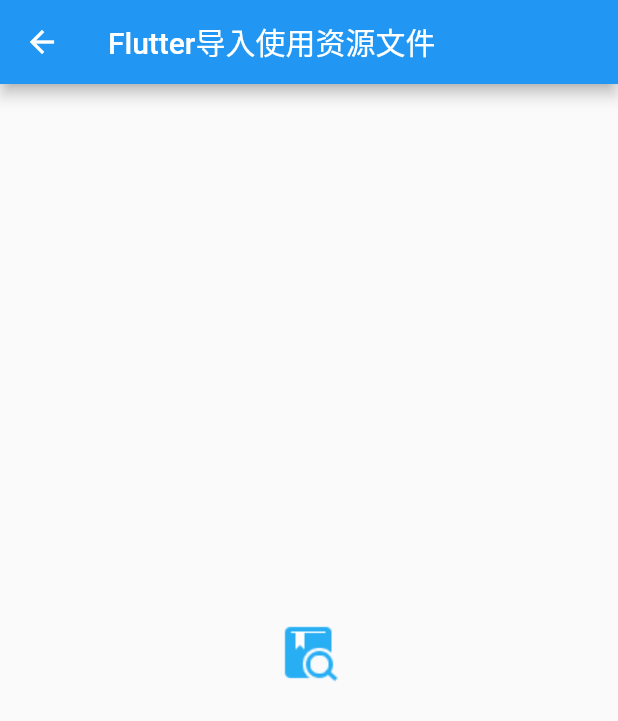
After one commit to helloming86/flutter_demo, a Flutter app: the ResPage screen opened by its route, on a phone screen of 412 x 824 dp. The commit adds this screen. Shown: the top 721 px of the screen. Run offline on Flutter 3.47's test engine with Material 2 defaults, Android fonts, the phone set to English and light mode, and no system bars; missing offline and left inert: flutter_color_plugin.

Commit message:
[feat]Flutter导入使用资源文件

```diff
--- /dev/null
+++ b/lib/demo/res_page.dart
@@ -0,0 +1,37 @@
+import 'package:flutter/cupertino.dart';
+import 'package:flutter/material.dart';
+import 'package:flutter_color_plugin/flutter_color_plugin.dart';
+
+class ResPage extends StatefulWidget {
+  @override
+  _PluginUseState createState() => _PluginUseState();
+}
+
+class _PluginUseState extends State<ResPage> {
+  @override
+  Widget build(BuildContext context) {
+    return Scaffold(
+      appBar: AppBar(
+        title: Text("Flutter导入使用资源文件"),
+        leading: GestureDetector(
+          onTap: () {
+            Navigator.pop(context);
+          },
+          child: Icon(Icons.arrow_back),
+        ),
+      ),
+      body: Center(
+        child: Column(
+          mainAxisAlignment: MainAxisAlignment.center,
+          children: <Widget>[
+            Image(
+              width: 100,
+              height: 100,
+              image:  AssetImage("images/type_channelgs.png"),
+            )
+          ],
+        ),
+      ),
+    );
+  }
+}
--- a/lib/main.dart
+++ b/lib/main.dart
@@ -3,6 +3,7 @@ import 'package:flutter_demo/demo/flutter_layout_page.dart';
 import 'package:flutter_demo/demo/gesture_page.dart';
 import 'package:flutter_demo/demo/less_group_page.dart';
 import 'package:flutter_demo/demo/plugin_use.dart';
+import 'package:flutter_demo/demo/res_page.dart';
 import 'package:flutter_demo/demo/stateful_group_page.dart';
 
 void main() => runApp(MyApp());
@@ -28,6 +29,7 @@ class MyApp extends StatelessWidget {
         "plugin": (BuildContext context) => PluginUsePage(),
         "layout": (BuildContext context) => FlutterLayoutPage(),
         "gesture": (BuildContext context) => GesturePage(),
+        "res": (BuildContext context) => ResPage(),
       },
     );
   }
@@ -58,6 +60,7 @@ class _RouteNavigatorState extends State<RouteNavigator> {
           _item("Flutter布局开发", FlutterLayoutPage(), "layout"),
           _item("如何使用Flutter插件和包", PluginUsePage(), "plugin"),
           _item("检测手势及点击处理", GesturePage(), "gesture"),
+          _item("Flutter导入使用资源文件", ResPage(), "res"),
         ],
       ),
     );
--- a/pubspec.yaml
+++ b/pubspec.yaml
@@ -42,9 +42,8 @@ flutter:
   uses-material-design: true
 
   # To add assets to your application, add an assets section, like this:
-  # assets:
-  #  - images/a_dot_burr.jpeg
-  #  - images/a_dot_ham.jpeg
+  assets:
+    - images/type_channelgs.png
 
   # An image asset can refer to one or more resolution-specific "variants", see
   # https://flutter.dev/assets-and-images/#resolution-aware.
```
Also changed, not shown: images/type_channelgroup.png (added), images/type_channelgs.png (added), images/type_channelplane.png (added), images/type_channeltrain.png (added), images/type_cruise.png (added), images/type_district.png (added), images/type_food.png (added), images/type_hotel.png (added), images/type_huodong.png (added), images/type_shop.png (added), images/type_sight.png (added), images/type_ticket.png (added), images/type_travelgroup.png (added).
